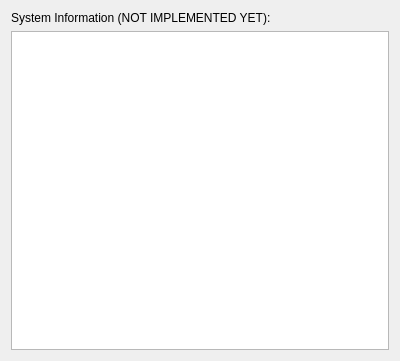
This is FOSSAGSCP/systeminformationpane.ui in FOSSASystems/FOSSA-GroundStationControlPanel as Qt 5 draws it before an edit. The edited form follows.
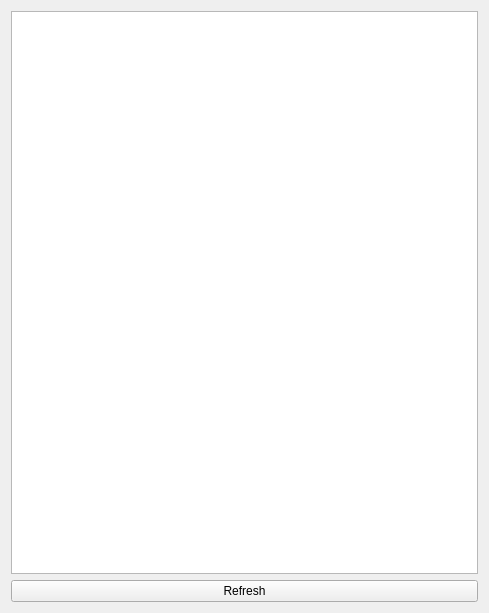
This is the edited form.

Commit message: added elements to system information pane

The edit to the form file:
```diff
--- a/FOSSAGSCP/systeminformationpane.ui
+++ b/FOSSAGSCP/systeminformationpane.ui
@@ -6,8 +6,8 @@
    <rect>
     <x>0</x>
     <y>0</y>
-    <width>400</width>
-    <height>361</height>
+    <width>489</width>
+    <height>613</height>
    </rect>
   </property>
   <property name="windowTitle">
@@ -15,15 +15,19 @@
   </property>
   <layout class="QVBoxLayout" name="verticalLayout">
    <item>
-    <widget class="QLabel" name="label">
+    <layout class="QVBoxLayout" name="verticalLayout_2">
+     <item>
+      <widget class="QTableView" name="SystemInformation_TableView"/>
+     </item>
+    </layout>
+   </item>
+   <item>
+    <widget class="QPushButton" name="SystemInformation_RefreshButton">
      <property name="text">
-      <string>System Information (NOT IMPLEMENTED YET):</string>
+      <string>Refresh</string>
      </property>
     </widget>
    </item>
-   <item>
-    <widget class="QTableView" name="tableView"/>
-   </item>
   </layout>
  </widget>
  <resources/>
```
Left out of the diff: 2 changed lines with no effect on the pictures. The commit also changes 1 other file.
